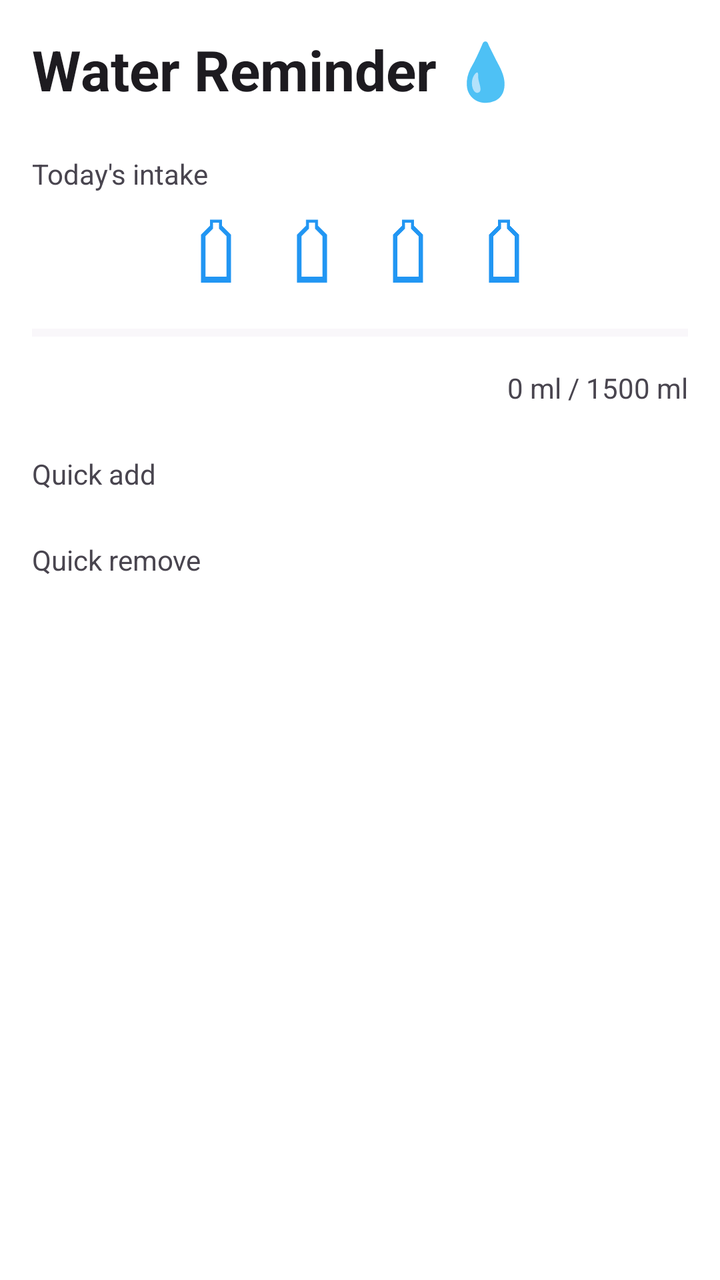
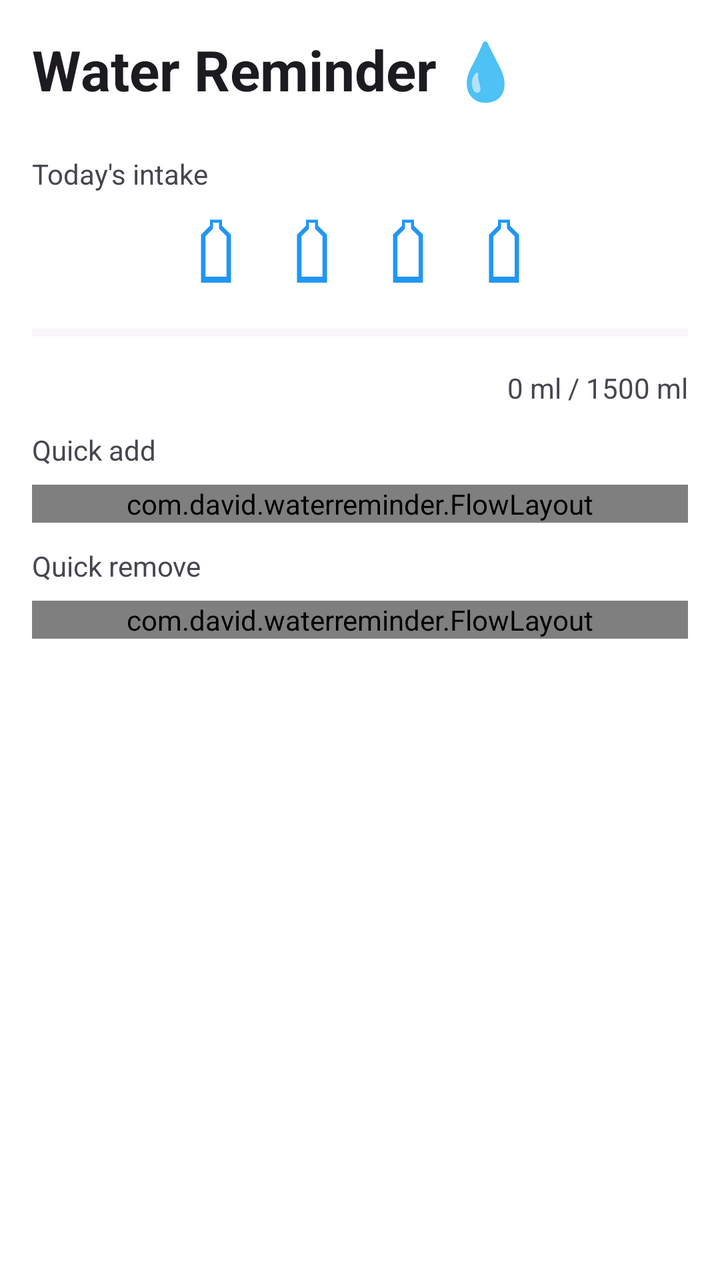

Two renders of the same Android screen: before a commit and after it. Below are the layout's source before the change and the commit's diff.
<!-- AndroidManifest.xml: application theme Theme.WaterReminder -->
<!-- res/layout/fragment_water.xml -->
<?xml version="1.0" encoding="utf-8"?>
<androidx.core.widget.NestedScrollView xmlns:android="http://schemas.android.com/apk/res/android"
    xmlns:app="http://schemas.android.com/apk/res-auto"
    xmlns:tools="http://schemas.android.com/tools"
    android:layout_width="match_parent"
    android:layout_height="match_parent"
    android:background="@color/page_background"
    tools:context=".FirstFragment">

    <androidx.constraintlayout.widget.ConstraintLayout
        android:layout_width="match_parent"
        android:layout_height="match_parent"
        android:padding="16dp">

        <TextView
            android:id="@+id/title_water_reminder"
            android:layout_width="0dp"
            android:layout_height="wrap_content"
            android:text="Water Reminder 💧"
            android:textColor="?attr/colorOnSurface"
            android:textSize="28sp"
            android:textStyle="bold"
            app:layout_constraintEnd_toEndOf="parent"
            app:layout_constraintStart_toStartOf="parent"
            app:layout_constraintTop_toTopOf="parent" />

        <TextView
            android:id="@+id/text_intake_label"
            android:layout_width="0dp"
            android:layout_height="wrap_content"
            android:layout_marginTop="24dp"
            android:text="Today's intake"
            android:textColor="?attr/colorOnSurfaceVariant"
            android:textSize="14sp"
            app:layout_constraintEnd_toEndOf="parent"
            app:layout_constraintStart_toStartOf="parent"
            app:layout_constraintTop_toBottomOf="@id/title_water_reminder" />

        
        <LinearLayout
            android:id="@+id/container_bottles"
            android:layout_width="0dp"
            android:layout_height="wrap_content"
            android:layout_marginTop="12dp"
            android:gravity="center"
            android:orientation="horizontal"
            app:layout_constraintEnd_toEndOf="parent"
            app:layout_constraintStart_toStartOf="parent"
            app:layout_constraintTop_toBottomOf="@id/text_intake_label">

            <ImageView
                android:id="@+id/bottle_1"
                android:layout_width="36dp"
                android:layout_height="36dp"
                android:layout_marginEnd="12dp"
                android:src="@drawable/ic_bottle_empty"
                android:tint="@color/brand_blue" />

            <ImageView
                android:id="@+id/bottle_2"
                android:layout_width="36dp"
                android:layout_height="36dp"
                android:layout_marginEnd="12dp"
                android:src="@drawable/ic_bottle_empty"
                android:tint="@color/brand_blue" />

            <ImageView
                android:id="@+id/bottle_3"
                android:layout_width="36dp"
                android:layout_height="36dp"
                android:layout_marginEnd="12dp"
                android:src="@drawable/ic_bottle_empty"
                android:tint="@color/brand_blue" />

            <ImageView
                android:id="@+id/bottle_4"
                android:layout_width="36dp"
                android:layout_height="36dp"
                android:src="@drawable/ic_bottle_empty"
                android:tint="@color/brand_blue" />

        </LinearLayout>

        <ProgressBar
            android:id="@+id/progress_water"
            style="@style/Widget.AppCompat.ProgressBar.Horizontal"
            android:layout_width="0dp"
            android:layout_height="20dp"
            android:layout_marginTop="12dp"
            android:max="100"
            android:progress="0"
            android:progressBackgroundTint="?attr/colorSurfaceVariant"
            android:progressTint="@color/brand_blue"
            app:layout_constraintEnd_toEndOf="parent"
            app:layout_constraintStart_toStartOf="parent"
            app:layout_constraintTop_toBottomOf="@id/container_bottles" />

        <TextView
            android:id="@+id/text_intake_amount"
            android:layout_width="0dp"
            android:layout_height="wrap_content"
            android:layout_marginTop="8dp"
            android:gravity="end"
            android:text="0 ml / 1500 ml"
            android:textColor="?attr/colorOnSurfaceVariant"
            android:textSize="14sp"
            app:layout_constraintEnd_toEndOf="parent"
            app:layout_constraintStart_toStartOf="parent"
            app:layout_constraintTop_toBottomOf="@id/progress_water" />

        
        <TextView
            android:id="@+id/text_quick_add_label"
            android:layout_width="0dp"
            android:layout_height="wrap_content"
            android:layout_marginTop="24dp"
            android:text="Quick add"
            android:textColor="?attr/colorOnSurfaceVariant"
            android:textSize="14sp"
            app:layout_constraintEnd_toEndOf="parent"
            app:layout_constraintStart_toStartOf="parent"
            app:layout_constraintTop_toBottomOf="@id/text_intake_amount" />

        
        <HorizontalScrollView
            android:id="@+id/scroll_quick_add"
            android:layout_width="0dp"
            android:layout_height="wrap_content"
            android:layout_marginTop="8dp"
            android:scrollbars="none"
            app:layout_constraintEnd_toEndOf="parent"
            app:layout_constraintStart_toStartOf="parent"
            app:layout_constraintTop_toBottomOf="@id/text_quick_add_label">

            <LinearLayout
                android:id="@+id/container_quick_add"
                android:layout_width="wrap_content"
                android:layout_height="wrap_content"
                android:orientation="horizontal" />

        </HorizontalScrollView>

        
        <TextView
            android:id="@+id/text_quick_remove_label"
            android:layout_width="0dp"
            android:layout_height="wrap_content"
            android:layout_marginTop="16dp"
            android:text="Quick remove"
            android:textColor="?attr/colorOnSurfaceVariant"
            android:textSize="14sp"
            app:layout_constraintEnd_toEndOf="parent"
            app:layout_constraintStart_toStartOf="parent"
            app:layout_constraintTop_toBottomOf="@id/scroll_quick_add" />

        
        <HorizontalScrollView
            android:id="@+id/scroll_quick_remove"
            android:layout_width="0dp"
            android:layout_height="wrap_content"
            android:layout_marginTop="8dp"
            android:scrollbars="none"
            app:layout_constraintEnd_toEndOf="parent"
            app:layout_constraintStart_toStartOf="parent"
            app:layout_constraintTop_toBottomOf="@id/text_quick_remove_label">

            <LinearLayout
                android:id="@+id/container_quick_remove"
                android:layout_width="wrap_content"
                android:layout_height="wrap_content"
                android:orientation="horizontal" />

        </HorizontalScrollView>

        <TextView
            android:id="@+id/text_goal_reached"
            android:layout_width="0dp"
            android:layout_height="wrap_content"
            android:layout_marginTop="24dp"
            android:gravity="center"
            android:lineSpacingMultiplier="1.4"
            android:text="🎉 Congratulations!\nYou reached your daily goal!"
            android:textColor="@color/brand_blue"
            android:textSize="16sp"
            android:textStyle="bold"
            android:visibility="gone"
            app:layout_constraintEnd_toEndOf="parent"
            app:layout_constraintStart_toStartOf="parent"
            app:layout_constraintTop_toBottomOf="@id/scroll_quick_remove"
            tools:visibility="visible" />

    </androidx.constraintlayout.widget.ConstraintLayout>
</androidx.core.widget.NestedScrollView>
<!-- resources referenced by this layout -->
<resources>
  <color name="brand_blue">#2196F3</color>
  <color name="page_background">#FFFFFF</color>
  <!-- drawable ic_bottle_empty (drawable) -->
  <?xml version="1.0" encoding="utf-8"?>
  <vector xmlns:android="http://schemas.android.com/apk/res/android"
      android:width="24dp"
      android:height="24dp"
      android:viewportWidth="24"
      android:viewportHeight="24">
      <path
          android:fillColor="#FFFFFF"
          android:fillType="evenOdd"
          android:pathData="
              M10,1 H14 V3 L17,6 V22 H7 V6 L10,3 Z
              M11,2 H13 V4 L15.5,6.5 V21 H8.5 V6.5 L11,4 Z
              M8.5,20 H15.5 V21 H8.5 Z" />
  </vector>
  <style name="Theme.WaterReminder" parent="Base.Theme.WaterReminder" />
  <style name="Base.Theme.WaterReminder" parent="Theme.Material3.DayNight.NoActionBar">
          
          
      </style>
</resources>

<!-- the commit's change to res/layout/fragment_water.xml (unified diff, before → after) -->
@@ -16,7 +16,7 @@
             android:id="@+id/title_water_reminder"
             android:layout_width="0dp"
             android:layout_height="wrap_content"
-            android:text="Water Reminder 💧"
+            android:text="@string/home_title"
             android:textColor="?attr/colorOnSurface"
             android:textSize="28sp"
             android:textStyle="bold"
@@ -29,7 +29,7 @@
             android:layout_width="0dp"
             android:layout_height="wrap_content"
             android:layout_marginTop="24dp"
-            android:text="Today's intake"
+            android:text="@string/home_intake_label"
             android:textColor="?attr/colorOnSurfaceVariant"
             android:textSize="14sp"
             app:layout_constraintEnd_toEndOf="parent"
@@ -54,7 +54,8 @@
                 android:layout_height="36dp"
                 android:layout_marginEnd="12dp"
                 android:src="@drawable/ic_bottle_empty"
-                android:tint="@color/brand_blue" />
+                android:importantForAccessibility="no"
+                app:tint="@color/brand_blue" />
 
             <ImageView
                 android:id="@+id/bottle_2"
@@ -62,7 +63,8 @@
                 android:layout_height="36dp"
                 android:layout_marginEnd="12dp"
                 android:src="@drawable/ic_bottle_empty"
-                android:tint="@color/brand_blue" />
+                android:importantForAccessibility="no"
+                app:tint="@color/brand_blue" />
 
             <ImageView
                 android:id="@+id/bottle_3"
@@ -70,14 +72,16 @@
                 android:layout_height="36dp"
                 android:layout_marginEnd="12dp"
                 android:src="@drawable/ic_bottle_empty"
-                android:tint="@color/brand_blue" />
+                android:importantForAccessibility="no"
+                app:tint="@color/brand_blue" />
 
             <ImageView
                 android:id="@+id/bottle_4"
                 android:layout_width="36dp"
                 android:layout_height="36dp"
                 android:src="@drawable/ic_bottle_empty"
-                android:tint="@color/brand_blue" />
+                android:importantForAccessibility="no"
+                app:tint="@color/brand_blue" />
 
         </LinearLayout>
 
@@ -101,7 +105,7 @@
             android:layout_height="wrap_content"
             android:layout_marginTop="8dp"
             android:gravity="end"
-            android:text="0 ml / 1500 ml"
+            android:text="@string/home_intake_amount"
             android:textColor="?attr/colorOnSurfaceVariant"
             android:textSize="14sp"
             app:layout_constraintEnd_toEndOf="parent"
@@ -113,8 +117,8 @@
             android:id="@+id/text_quick_add_label"
             android:layout_width="0dp"
             android:layout_height="wrap_content"
-            android:layout_marginTop="24dp"
-            android:text="Quick add"
+            android:layout_marginTop="12dp"
+            android:text="@string/home_quick_add_label"
             android:textColor="?attr/colorOnSurfaceVariant"
             android:textSize="14sp"
             app:layout_constraintEnd_toEndOf="parent"
@@ -122,71 +126,53 @@
             app:layout_constraintTop_toBottomOf="@id/text_intake_amount" />
 
         
-        <HorizontalScrollView
-            android:id="@+id/scroll_quick_add"
+        <com.david.waterreminder.FlowLayout
+            android:id="@+id/container_quick_add"
             android:layout_width="0dp"
             android:layout_height="wrap_content"
             android:layout_marginTop="8dp"
-            android:scrollbars="none"
             app:layout_constraintEnd_toEndOf="parent"
             app:layout_constraintStart_toStartOf="parent"
-            app:layout_constraintTop_toBottomOf="@id/text_quick_add_label">
-
-            <LinearLayout
-                android:id="@+id/container_quick_add"
-                android:layout_width="wrap_content"
-                android:layout_height="wrap_content"
-                android:orientation="horizontal" />
-
-        </HorizontalScrollView>
+            app:layout_constraintTop_toBottomOf="@id/text_quick_add_label" />
 
         
         <TextView
             android:id="@+id/text_quick_remove_label"
             android:layout_width="0dp"
             android:layout_height="wrap_content"
-            android:layout_marginTop="16dp"
-            android:text="Quick remove"
+            android:layout_marginTop="12dp"
+            android:text="@string/home_quick_remove_label"
             android:textColor="?attr/colorOnSurfaceVariant"
             android:textSize="14sp"
             app:layout_constraintEnd_toEndOf="parent"
             app:layout_constraintStart_toStartOf="parent"
-            app:layout_constraintTop_toBottomOf="@id/scroll_quick_add" />
+            app:layout_constraintTop_toBottomOf="@id/container_quick_add" />
 
         
-        <HorizontalScrollView
-            android:id="@+id/scroll_quick_remove"
+        <com.david.waterreminder.FlowLayout
+            android:id="@+id/container_quick_remove"
             android:layout_width="0dp"
             android:layout_height="wrap_content"
             android:layout_marginTop="8dp"
-            android:scrollbars="none"
             app:layout_constraintEnd_toEndOf="parent"
             app:layout_constraintStart_toStartOf="parent"
-            app:layout_constraintTop_toBottomOf="@id/text_quick_remove_label">
-
-            <LinearLayout
-                android:id="@+id/container_quick_remove"
-                android:layout_width="wrap_content"
-                android:layout_height="wrap_content"
-                android:orientation="horizontal" />
-
-        </HorizontalScrollView>
+            app:layout_constraintTop_toBottomOf="@id/text_quick_remove_label" />
 
         <TextView
             android:id="@+id/text_goal_reached"
             android:layout_width="0dp"
             android:layout_height="wrap_content"
-            android:layout_marginTop="24dp"
+            android:layout_marginTop="16dp"
             android:gravity="center"
             android:lineSpacingMultiplier="1.4"
-            android:text="🎉 Congratulations!\nYou reached your daily goal!"
+            android:text="@string/home_goal_reached"
             android:textColor="@color/brand_blue"
             android:textSize="16sp"
             android:textStyle="bold"
             android:visibility="gone"
             app:layout_constraintEnd_toEndOf="parent"
             app:layout_constraintStart_toStartOf="parent"
-            app:layout_constraintTop_toBottomOf="@id/scroll_quick_remove"
+            app:layout_constraintTop_toBottomOf="@id/container_quick_remove"
             tools:visibility="visible" />
 
     </androidx.constraintlayout.widget.ConstraintLayout>
<!-- resource entries referenced after the edit -->
@@ -17,6 +17,12 @@
               M11,2 H13 V4 L15.5,6.5 V21 H8.5 V6.5 L11,4 Z
               M8.5,20 H15.5 V21 H8.5 Z" />
   </vector>
+  <string name="home_goal_reached">🎉 Congratulations!\nYou reached your daily goal!</string>
+  <string name="home_intake_amount">0 ml / 1500 ml</string>
+  <string name="home_intake_label">Today\'s intake</string>
+  <string name="home_quick_add_label">Quick add</string>
+  <string name="home_quick_remove_label">Quick remove</string>
+  <string name="home_title">Water Reminder 💧</string>
   <style name="Theme.WaterReminder" parent="Base.Theme.WaterReminder" />
   <style name="Base.Theme.WaterReminder" parent="Theme.Material3.DayNight.NoActionBar">
           
